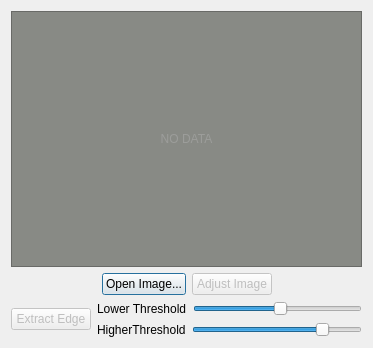
The window that demos/ImageViewer/src/gui/ImageDlg.ui (KevinEmiya/simpleCV) describes before a commit, drawn with Qt 5.
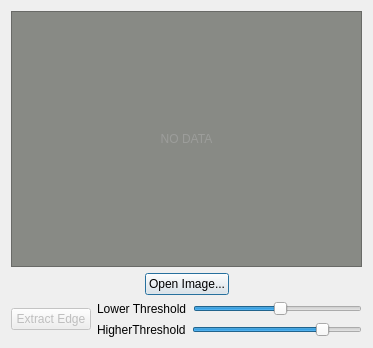
The same window after the commit.

Commit message: remove histeq buttons

Patch:
```diff
--- a/demos/ImageViewer/src/gui/ImageDlg.ui
+++ b/demos/ImageViewer/src/gui/ImageDlg.ui
@@ -70,16 +70,6 @@
        </property>
       </widget>
      </item>
-     <item>
-      <widget class="QPushButton" name="btnAdjust">
-       <property name="enabled">
-        <bool>false</bool>
-       </property>
-       <property name="text">
-        <string>Adjust Image</string>
-       </property>
-      </widget>
-     </item>
      <item>
       <spacer name="horizontalSpacer_2">
        <property name="orientation">
```
The commit also changes 5 other files.
